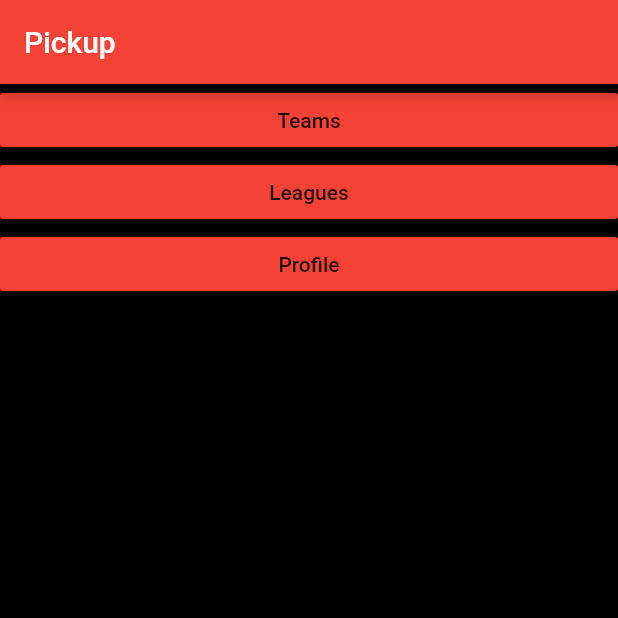
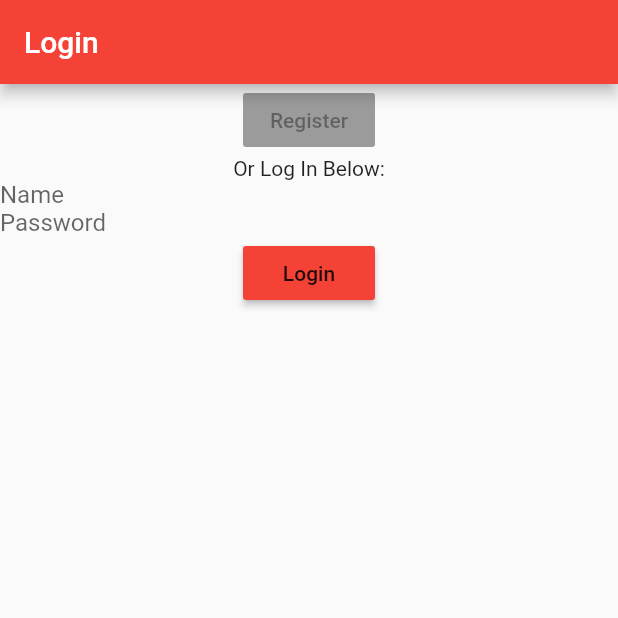
Before and after one commit to mxb9771/team_pickup, a Flutter app: the screen it shows after launch, on a phone screen of 412 x 824 dp, the top half of it. Run offline on Flutter 3.47's test engine with Material 2 defaults, Android fonts, the phone set to English and light mode, and no system bars.

Commit message:
Added login page

```diff
--- /dev/null
+++ b/lib/login_page.dart
@@ -0,0 +1,38 @@
+
+
+import 'package:flutter/material.dart';
+import 'package:flutter/widgets.dart';
+import 'package:team_pickup/main.dart';
+
+class LoginPage extends StatelessWidget{
+  @override
+  Widget build(BuildContext context) {
+    return Scaffold(appBar: AppBar(title: Text("Login"),),
+    body: Column(
+        children: <Widget>[
+          Container(
+            child: RaisedButton(
+              color: Colors.red,
+              child: Text("Register"),
+          ),
+          ),
+          Container(
+            child: Text("Or Log In Below:"),
+          ),
+          TextFormField(decoration: new InputDecoration.collapsed(hintText: "Name"),),
+          TextFormField(decoration: new InputDecoration.collapsed(hintText: "Password"),),
+          Container(
+            child: RaisedButton(
+              color: Colors.red,
+              child: Text("Login"),
+              onPressed: (){Navigator.push(context,
+                    MaterialPageRoute(builder: (context) => HomePage()));
+              },
+          ),
+          ),
+        ],
+    ),
+    );
+  }
+
+}
--- a/lib/main.dart
+++ b/lib/main.dart
@@ -1,5 +1,6 @@
 import 'package:flutter/material.dart';
 import 'package:team_pickup/league_page.dart';
+import 'package:team_pickup/login_page.dart';
 import 'package:team_pickup/profile_page.dart';
 import 'package:team_pickup/teams_page.dart';
 
@@ -15,7 +16,7 @@ class MyApp extends StatelessWidget {
       theme: ThemeData(
         primarySwatch: Colors.red,
       ),
-      home: HomePage(),
+      home: LoginPage(),
     );
   }
 }
```
Also changed, not shown: lib/register_page.dart (added).
